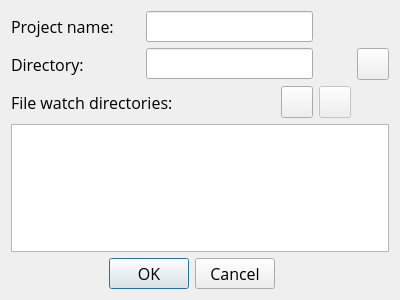
The window that workbench/ui/NewProjectDialog.ui (damiengolding/PenetrationTestNextGeneration) describes before a commit, drawn with Qt 5.
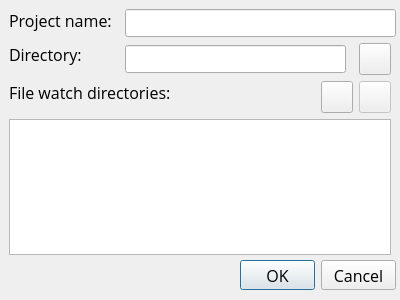
The same window after the commit. Icons and pictures are not drawn.

The edit to the form file:
```diff
--- a/workbench/ui/NewProjectDialog.ui
+++ b/workbench/ui/NewProjectDialog.ui
@@ -38,29 +38,61 @@
   <property name="modal">
    <bool>false</bool>
   </property>
-  <layout class="QGridLayout" name="gridLayout">
-   <item row="0" column="0">
     <widget class="QLabel" name="nameLabel">
+   <property name="geometry">
+    <rect>
+     <x>9</x>
+     <y>9</y>
+     <width>105</width>
+     <height>22</height>
+    </rect>
+   </property>
      <property name="text">
       <string>Project name:</string>
      </property>
     </widget>
-   </item>
-   <item row="0" column="1" colspan="2">
-    <widget class="QLineEdit" name="nameLineEdit"/>
-   </item>
-   <item row="1" column="0">
+  <widget class="QLineEdit" name="nameLineEdit">
+   <property name="geometry">
+    <rect>
+     <x>125</x>
+     <y>9</y>
+     <width>271</width>
+     <height>28</height>
+    </rect>
+   </property>
+  </widget>
     <widget class="QLabel" name="directoryLabel">
+   <property name="geometry">
+    <rect>
+     <x>9</x>
+     <y>43</y>
+     <width>75</width>
+     <height>22</height>
+    </rect>
+   </property>
      <property name="text">
       <string>Directory:</string>
      </property>
     </widget>
-   </item>
-   <item row="1" column="1" colspan="2">
-    <widget class="QLineEdit" name="workingDirectoryLineEdit"/>
-   </item>
-   <item row="1" column="4">
+  <widget class="QLineEdit" name="workingDirectoryLineEdit">
+   <property name="geometry">
+    <rect>
+     <x>125</x>
+     <y>45</y>
+     <width>221</width>
+     <height>28</height>
+    </rect>
+   </property>
+  </widget>
     <widget class="QPushButton" name="workingDirectoryPushButton">
+   <property name="geometry">
+    <rect>
+     <x>359</x>
+     <y>43</y>
+     <width>32</width>
+     <height>32</height>
+    </rect>
+   </property>
      <property name="minimumSize">
       <size>
        <width>32</width>
@@ -84,16 +116,28 @@
        <normaloff>:/images/folder_open_01.png</normaloff>:/images/folder_open_01.png</iconset>
      </property>
     </widget>
-   </item>
-   <item row="2" column="0" colspan="2">
     <widget class="QLabel" name="fileWatchLabel">
+   <property name="geometry">
+    <rect>
+     <x>9</x>
+     <y>81</y>
+     <width>164</width>
+     <height>22</height>
+    </rect>
+   </property>
      <property name="text">
       <string>File watch directories:</string>
      </property>
     </widget>
-   </item>
-   <item row="2" column="2">
     <widget class="QPushButton" name="addFileWatchPushButton">
+   <property name="geometry">
+    <rect>
+     <x>321</x>
+     <y>81</y>
+     <width>32</width>
+     <height>32</height>
+    </rect>
+   </property>
      <property name="minimumSize">
       <size>
        <width>32</width>
@@ -117,12 +161,18 @@
        <normaloff>:/images/folder_open_01.png</normaloff>:/images/folder_open_01.png</iconset>
      </property>
     </widget>
-   </item>
-   <item row="2" column="3">
     <widget class="QPushButton" name="removeFileWatchPushButton">
      <property name="enabled">
       <bool>false</bool>
      </property>
+   <property name="geometry">
+    <rect>
+     <x>359</x>
+     <y>81</y>
+     <width>32</width>
+     <height>32</height>
+    </rect>
+   </property>
      <property name="minimumSize">
       <size>
        <width>32</width>
@@ -146,12 +196,25 @@
        <normaloff>:/images/close_01.png</normaloff>:/images/close_01.png</iconset>
      </property>
     </widget>
-   </item>
-   <item row="3" column="0" colspan="5">
-    <widget class="QListWidget" name="fileWatchListWidget"/>
-   </item>
-   <item row="4" column="0" colspan="2">
+  <widget class="QListWidget" name="fileWatchListWidget">
+   <property name="geometry">
+    <rect>
+     <x>9</x>
+     <y>119</y>
+     <width>382</width>
+     <height>136</height>
+    </rect>
+   </property>
+  </widget>
     <widget class="QDialogButtonBox" name="buttonBox">
+   <property name="geometry">
+    <rect>
+     <x>240</x>
+     <y>260</y>
+     <width>156</width>
+     <height>30</height>
+    </rect>
+   </property>
      <property name="orientation">
       <enum>Qt::Horizontal</enum>
      </property>
@@ -159,8 +222,6 @@
       <set>QDialogButtonBox::Cancel|QDialogButtonBox::Ok</set>
      </property>
     </widget>
-   </item>
-  </layout>
  </widget>
  <resources>
   <include location="../res/workbench.qrc"/>
```
Lines whose indentation alone changed are shown as unchanged.
